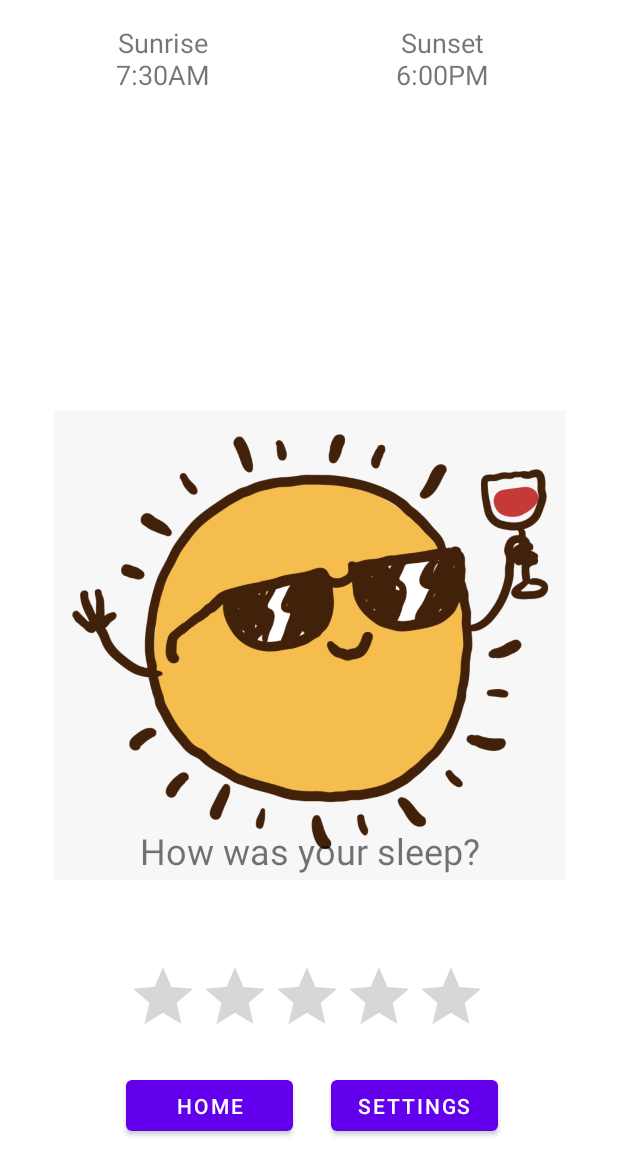
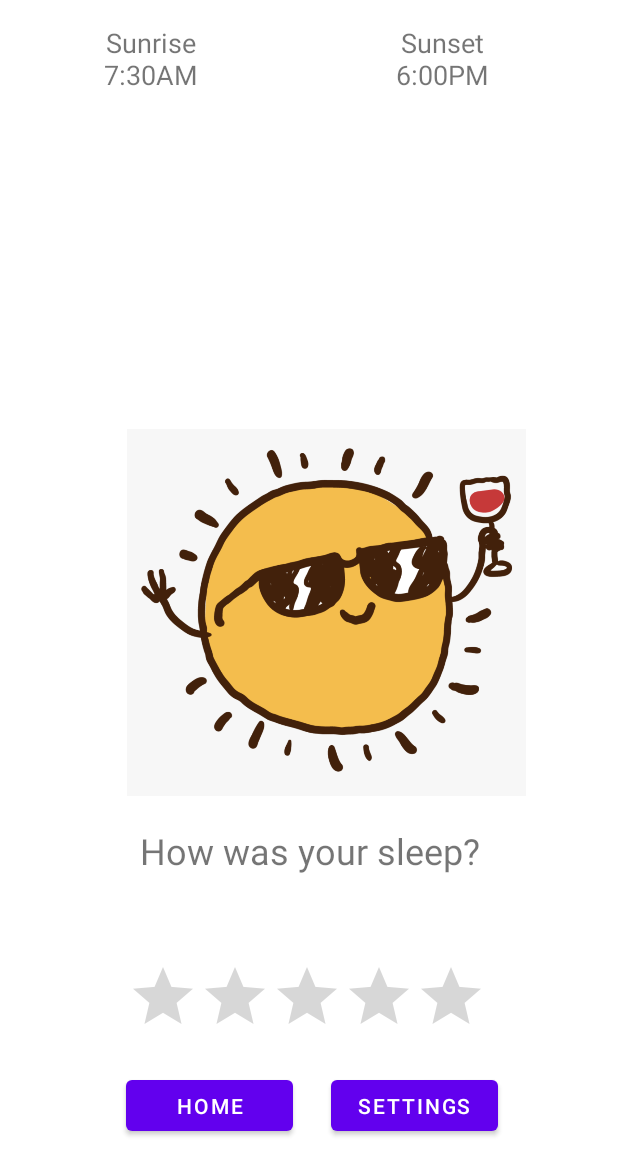
Before and after one commit to marcocanto/SolaRise, an Android app: the layout activity_dashboard.xml on its own in the app's theme, with its tools: preview values and no code run, on a phone screen of 412 x 824 dp. Shown: the top 1175 px of the screen. Run offline under Robolectric (Android 15) with nearby library versions, the phone set to English and light mode, and no system bars.

Commit message:
displayed the current day sunrise and sunset on the dashboard onCreate

```diff
--- a/app/src/main/java/com/example/solarise/network/OpenWeatherClient.java
+++ b/app/src/main/java/com/example/solarise/network/OpenWeatherClient.java
@@ -6,7 +6,7 @@ import com.codepath.asynchttpclient.AsyncHttpClient;
 import com.codepath.asynchttpclient.RequestParams;
 import com.codepath.asynchttpclient.callback.JsonHttpResponseHandler;
 
-public class OpenWeatherClient {
+public class OpenWeatherClient extends  AsyncHttpClient {
     public static final String API_KEY = "202aea999dde10c1802c3e6c4590ab10";
     public static final String API_URL = "https://api.openweathermap.org/data/2.5/weather";
 
@@ -25,6 +25,4 @@ public class OpenWeatherClient {
         Log.i(TAG, "Sending current weather get request");
         client.get(API_URL, params, handler);
     }
-
-
 }
--- a/app/src/main/res/layout/activity_dashboard.xml
+++ b/app/src/main/res/layout/activity_dashboard.xml
@@ -18,7 +18,7 @@
         android:textAlignment="center"
         android:textSize="18sp"
         android:text="@string/sunrise"
-        app:layout_constraintBottom_toTopOf="@+id/sleep_question"
+        app:layout_constraintBottom_toTopOf="@+id/tvSleepQuestion"
         app:layout_constraintEnd_toStartOf="@+id/sunset"
         app:layout_constraintHorizontal_bias="1.0"
         app:layout_constraintStart_toStartOf="parent"
@@ -27,7 +27,7 @@
         tools:text="Sunrise\n7:30AM" />
 
     <TextView
-        android:id="@+id/sunset"
+        android:id="@+id/tvSunset"
         android:layout_width="170dp"
         android:layout_height="50dp"
         android:layout_marginTop="16dp"
@@ -37,25 +37,27 @@
         android:text="@string/sunset"
         android:textAlignment="center"
         android:textSize="18sp"
-        app:layout_constraintBottom_toTopOf="@+id/sleep_question"
+        app:layout_constraintBottom_toTopOf="@+id/tvSleepQuestion"
         app:layout_constraintEnd_toEndOf="parent"
         app:layout_constraintTop_toTopOf="parent"
         app:layout_constraintVertical_bias="0.0"
         tools:text="@string/sunset" />
 
     <ImageView
-        android:id="@+id/sun_image"
-        android:layout_width="341dp"
-        android:layout_height="604dp"
-        android:layout_marginBottom="92dp"
-        app:layout_constraintBottom_toBottomOf="parent"
+        android:id="@+id/ivSun"
+        android:layout_width="266dp"
+        android:layout_height="282dp"
+        android:layout_marginBottom="1dp"
+        android:foregroundGravity="center_vertical|clip_horizontal"
+        app:layout_constraintBottom_toTopOf="@+id/tvSleepQuestion"
         app:layout_constraintEnd_toEndOf="parent"
-        app:layout_constraintHorizontal_bias="0.514"
+        app:layout_constraintHorizontal_bias="0.579"
         app:layout_constraintStart_toStartOf="parent"
+        app:layout_constraintTop_toBottomOf="@+id/sunset"
         app:srcCompat="@drawable/sunglasses" />
 
     <RatingBar
-        android:id="@+id/rating_bar"
+        android:id="@+id/rbSleepRating"
         android:layout_width="wrap_content"
         android:layout_height="wrap_content"
         app:layout_constraintBottom_toBottomOf="parent"
@@ -66,7 +68,7 @@
         app:layout_constraintVertical_bias="0.836" />
 
     <TextView
-        android:id="@+id/sleep_question"
+        android:id="@+id/tvSleepQuestion"
         android:layout_width="340dp"
         android:layout_height="46dp"
         android:layout_marginTop="16dp"
@@ -74,30 +76,30 @@
         android:text="@string/sleep_query"
         android:textAlignment="center"
         android:textSize="24sp"
-        app:layout_constraintBottom_toTopOf="@+id/rating_bar"
+        app:layout_constraintBottom_toTopOf="@+id/rbSleepRating"
         app:layout_constraintEnd_toEndOf="parent"
         app:layout_constraintStart_toStartOf="parent"
         app:layout_constraintTop_toTopOf="parent"
         app:layout_constraintVertical_bias="0.95" />
 
     <Button
-        android:id="@+id/home_button"
+        android:id="@+id/btnHome"
         android:layout_width="111dp"
         android:layout_height="46dp"
         android:layout_marginStart="84dp"
         android:layout_marginTop="16dp"
         android:text="@string/home_button"
         app:layout_constraintStart_toStartOf="parent"
-        app:layout_constraintTop_toBottomOf="@+id/rating_bar" />
+        app:layout_constraintTop_toBottomOf="@+id/rbSleepRating" />
 
     <Button
-        android:id="@+id/settings_button"
+        android:id="@+id/btnSettings"
         android:layout_width="111dp"
         android:layout_height="46dp"
         android:layout_marginTop="16dp"
         android:layout_marginEnd="80dp"
         android:text="@string/settings_button"
         app:layout_constraintEnd_toEndOf="parent"
-        app:layout_constraintTop_toBottomOf="@+id/rating_bar" />
+        app:layout_constraintTop_toBottomOf="@+id/rbSleepRating" />
 
 </androidx.constraintlayout.widget.ConstraintLayout>
--- a/app/src/main/res/values/strings.xml
+++ b/app/src/main/res/values/strings.xml
@@ -3,7 +3,7 @@
     <string name="request">Request</string>
     <string name="locate">Locate</string>
     <string name="sunset">Sunset\n6:00PM</string>
-    <string name="sunrise" />
+    <string name="sunrise">Sunrise\n6:00AM</string>
     <string name="sleep_query">How was your sleep?</string>
     <string name="home_button">HOME</string>
     <string name="settings_button">SETTINGS</string>
```
Also changed, not shown: app/src/main/AndroidManifest.xml (+9 -2 lines), app/src/main/java/com/example/solarise/activities/MainActivity.java (+47 -37 lines), app/src/main/java/com/example/solarise/models/Daytime.java (+54 -3 lines).
